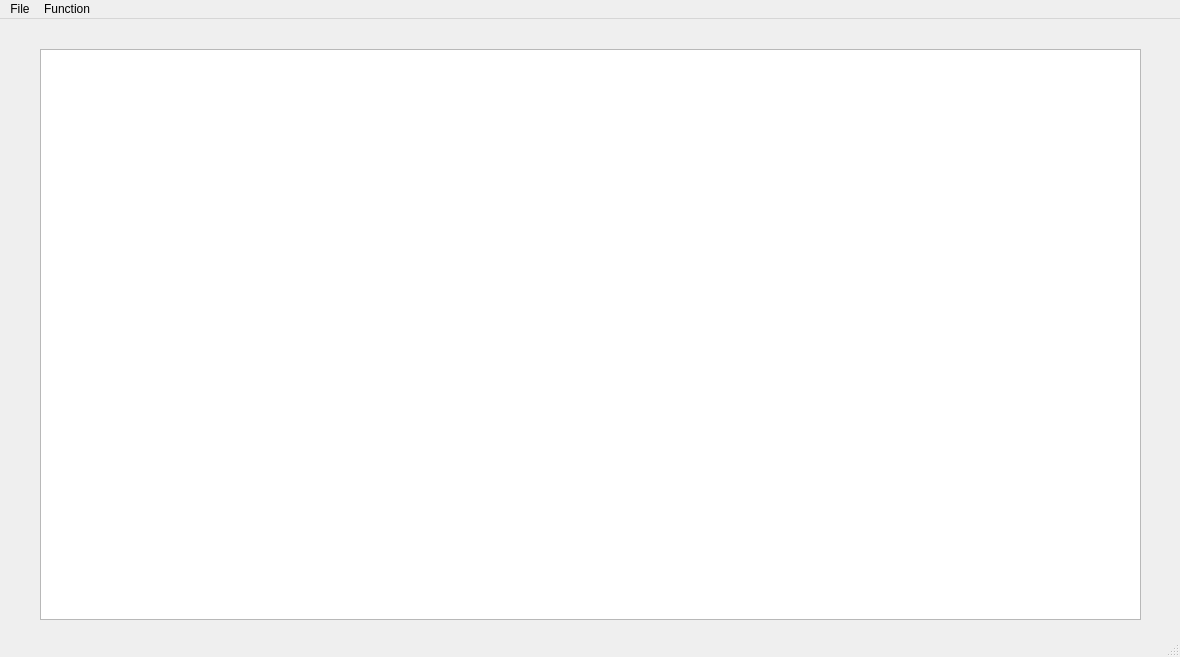
Before: the Qt Designer form Menters-and-Mentees-Matching-Program/mainwindow.ui in shuanglengyunji/Menters-and-Mentees-Matching-Program, drawn with Qt 5.
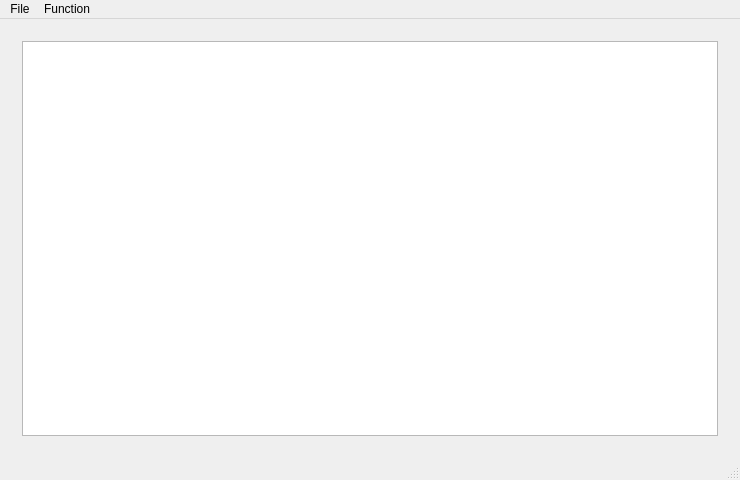
After: the same form once the commit is applied. The open tabs and pages were chosen to show the change.

Commit message: 1. Windows Size self-adaption 2. Add Edition Mark

Patch:
```diff
--- a/Menters-and-Mentees-Matching-Program/mainwindow.ui
+++ b/Menters-and-Mentees-Matching-Program/mainwindow.ui
@@ -6,10 +6,16 @@
    <rect>
     <x>0</x>
     <y>0</y>
-    <width>1180</width>
-    <height>657</height>
+    <width>740</width>
+    <height>480</height>
    </rect>
   </property>
+  <property name="minimumSize">
+   <size>
+    <width>740</width>
+    <height>480</height>
+   </size>
+  </property>
   <property name="windowTitle">
    <string>ANU+</string>
   </property>
@@ -20,15 +26,11 @@
      <verstretch>0</verstretch>
     </sizepolicy>
    </property>
+   <layout class="QGridLayout" name="gridLayout_2">
+    <item row="0" column="0">
+     <layout class="QGridLayout" name="gridLayout">
+      <item row="0" column="0">
    <widget class="QStackedWidget" name="stack">
-    <property name="geometry">
-     <rect>
-      <x>20</x>
-      <y>10</y>
-      <width>1141</width>
-      <height>601</height>
-     </rect>
-    </property>
     <property name="cursor">
      <cursorShape>ArrowCursor</cursorShape>
     </property>
@@ -36,19 +38,15 @@
      <number>1</number>
     </property>
     <widget class="QWidget" name="page_mentors">
+         <layout class="QGridLayout" name="gridLayout_3">
+          <item row="0" column="0">
      <widget class="QTableView" name="tableView_mentors">
-      <property name="geometry">
-       <rect>
-        <x>20</x>
-        <y>20</y>
-        <width>1101</width>
-        <height>571</height>
-       </rect>
-      </property>
       <property name="sortingEnabled">
        <bool>true</bool>
       </property>
      </widget>
+          </item>
+         </layout>
     </widget>
     <widget class="QWidget" name="page_mentees">
      <widget class="QTableView" name="tableView_mentees">
@@ -67,13 +65,17 @@
     </widget>
     <widget class="QWidget" name="page_matching"/>
    </widget>
+      </item>
+     </layout>
+    </item>
+   </layout>
   </widget>
   <widget class="QMenuBar" name="menuBar">
    <property name="geometry">
     <rect>
      <x>0</x>
      <y>0</y>
-     <width>1180</width>
+     <width>740</width>
      <height>21</height>
     </rect>
    </property>
```
Left out of the diff: 14 changed lines with no effect on the pictures. Lines whose indentation alone changed are shown as unchanged. The commit also changes 1 other file.
